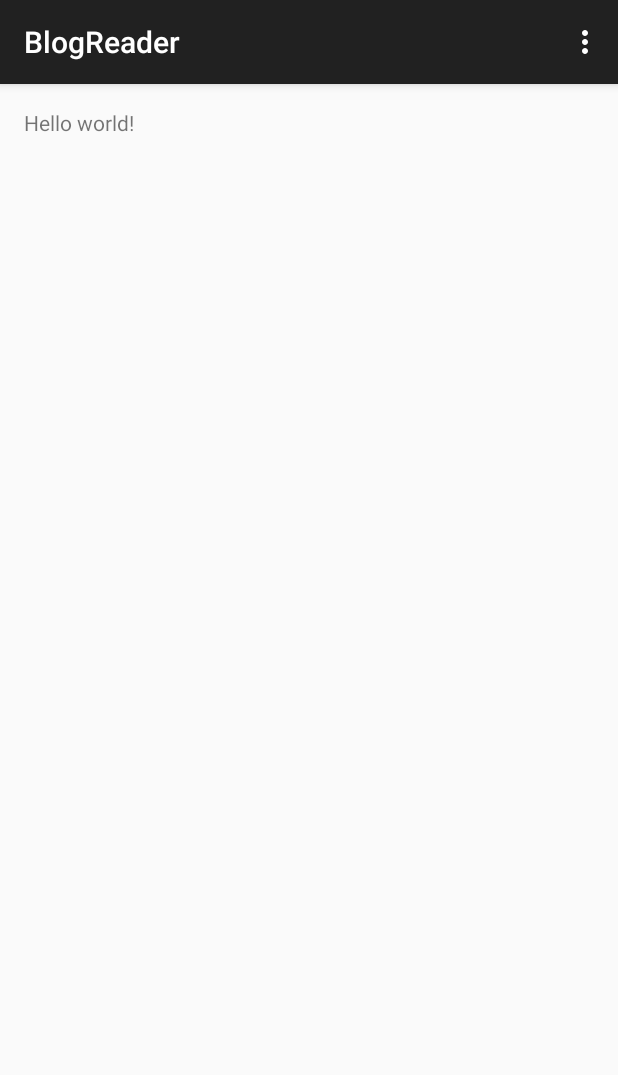
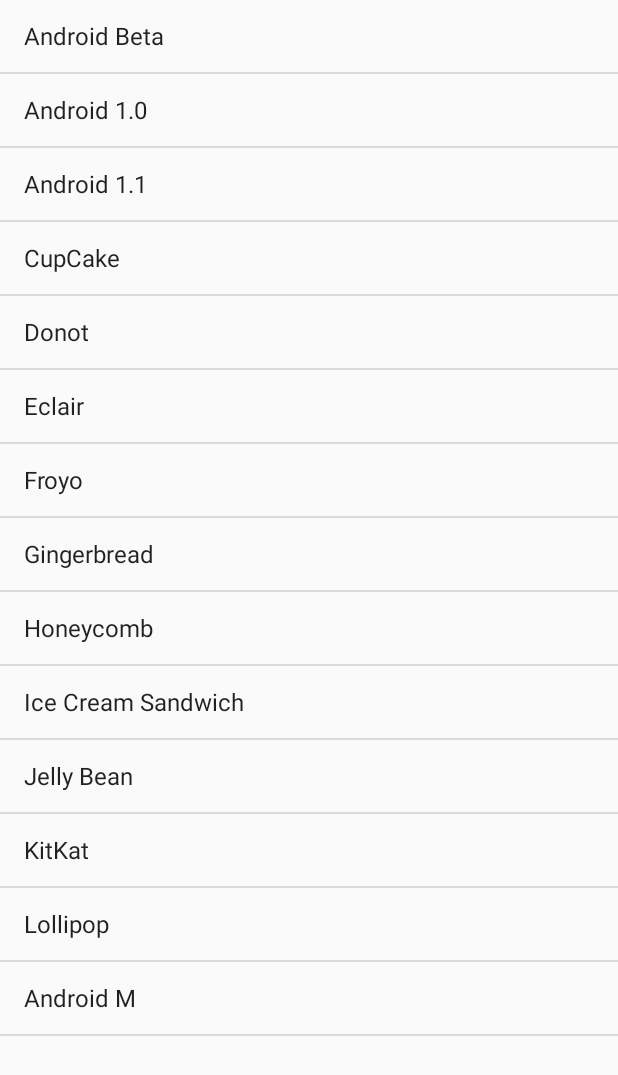
Before and after one commit to ka4tik/BlogReaderAndroid, an Android app: the screen it shows after launch (MainActivity), on a phone screen of 412 x 824 dp. Shown: the top 1075 px of the screen. Run offline under Robolectric (Android 15) with nearby library versions, the phone set to English and light mode, and no system bars.

Commit message:
Simple android versions list

```diff
--- a/app/src/main/java/com/example/ka4tik/blogreader/MainActivity.java
+++ b/app/src/main/java/com/example/ka4tik/blogreader/MainActivity.java
@@ -1,17 +1,39 @@
 package com.example.ka4tik.blogreader;
 
+import android.app.ListActivity;
 import android.support.v7.app.ActionBarActivity;
 import android.os.Bundle;
 import android.view.Menu;
 import android.view.MenuItem;
+import android.widget.ArrayAdapter;
 
 
-public class MainActivity extends ActionBarActivity {
+public class MainActivity extends ListActivity {
 
+
+    protected String[] mAndroidNames = {
+            "Android Beta",
+            "Android 1.0",
+            "Android 1.1",
+            "CupCake",
+            "Donot",
+            "Eclair",
+            "Froyo",
+            "Gingerbread",
+            "Honeycomb",
+            "Ice Cream Sandwich",
+            "Jelly Bean",
+            "KitKat",
+            "Lollipop",
+            "Android M"
+    };
     @Override
     protected void onCreate(Bundle savedInstanceState) {
         super.onCreate(savedInstanceState);
         setContentView(R.layout.activity_main);
+
+        ArrayAdapter<String> adapter = new ArrayAdapter<String>(this,android.R.layout.simple_list_item_1,mAndroidNames);
+        setListAdapter(adapter);
     }
 
 
--- a/app/src/main/res/layout/activity_main.xml
+++ b/app/src/main/res/layout/activity_main.xml
@@ -2,15 +2,23 @@
                 xmlns:tools="http://schemas.android.com/tools"
                 android:layout_width="match_parent"
                 android:layout_height="match_parent"
-                android:paddingLeft="@dimen/activity_horizontal_margin"
-                android:paddingRight="@dimen/activity_horizontal_margin"
-                android:paddingTop="@dimen/activity_vertical_margin"
-                android:paddingBottom="@dimen/activity_vertical_margin"
                 tools:context=".MainActivity">
 
-    <TextView
-        android:text="@string/hello_world"
-        android:layout_width="wrap_content"
-        android:layout_height="wrap_content"/>
+    <ListView
+        android:layout_width="match_parent"
+        android:layout_height="match_parent"
+        android:id="@android:id/list"
+        android:layout_alignParentTop="true"
+        android:layout_centerHorizontal="true"/>
+
+
+    <TextView android:id="@android:id/empty"
+              android:layout_width="match_parent"
+              android:layout_height="wrap_content"
+              android:layout_alignParentTop="true"
+              android:layout_centerHorizontal="true"
+              android:text="No items to display"
+        />
+
 
 </RelativeLayout>
```
Also changed, not shown: 1 other file.
